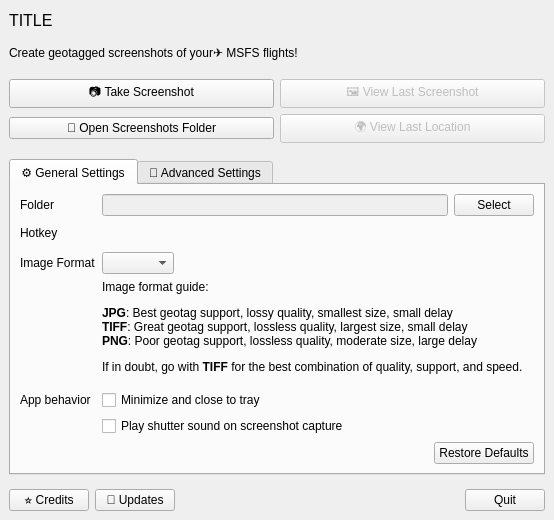
Before: the Qt Designer form qtdesigner/main_window.ui in pyviator/msfs-geoshot, drawn with Qt 5.
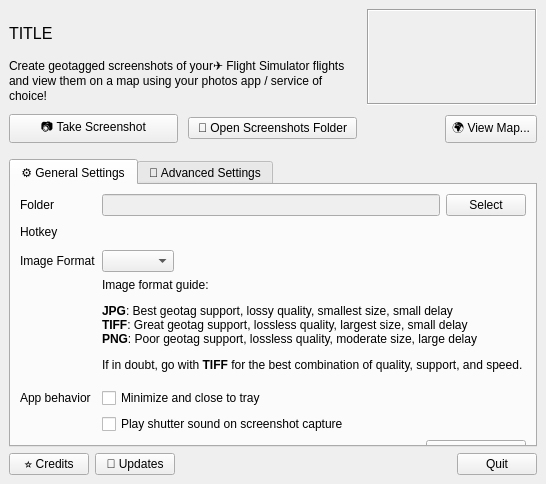
After: the same form once the commit is applied.

Commit message: Tweak main window design, increasing area for thumbnail preview

```diff
--- a/qtdesigner/main_window.ui
+++ b/qtdesigner/main_window.ui
@@ -6,8 +6,8 @@
    <rect>
     <x>0</x>
     <y>0</y>
-    <width>554</width>
-    <height>520</height>
+    <width>546</width>
+    <height>484</height>
    </rect>
   </property>
   <property name="sizePolicy">
@@ -29,8 +29,11 @@
    <layout class="QVBoxLayout" name="verticalLayout_3">
     <item>
      <layout class="QVBoxLayout" name="verticalLayout_4">
+      <property name="spacing">
+       <number>0</number>
+      </property>
       <item>
-       <layout class="QHBoxLayout" name="horizontalLayout_3">
+       <layout class="QHBoxLayout" name="horizontalLayout_3" stretch="10,0,0">
         <item>
          <layout class="QVBoxLayout" name="verticalLayout">
           <item>
@@ -53,22 +56,6 @@
             </property>
            </widget>
           </item>
-          <item>
-           <spacer name="verticalSpacer_4">
-            <property name="orientation">
-             <enum>Qt::Vertical</enum>
-            </property>
-            <property name="sizeType">
-             <enum>QSizePolicy::Fixed</enum>
-            </property>
-            <property name="sizeHint" stdset="0">
-             <size>
-              <width>20</width>
-              <height>5</height>
-             </size>
-            </property>
-           </spacer>
-          </item>
           <item>
            <widget class="QLabel" name="label_5">
             <property name="sizePolicy">
@@ -78,7 +65,10 @@
              </sizepolicy>
             </property>
             <property name="text">
-             <string>Create geotagged screenshots of your✈️ MSFS flights!</string>
+             <string>Create geotagged screenshots of your✈️ Flight Simulator flights and view them on a map using your photos app / service of choice!</string>
+            </property>
+            <property name="wordWrap">
+             <bool>true</bool>
             </property>
            </widget>
           </item>
@@ -92,34 +82,11 @@
             </property>
             <property name="sizeHint" stdset="0">
              <size>
-              <width>20</width>
+              <width>50</width>
               <height>10</height>
              </size>
             </property>
            </spacer>
-          </item>
-         </layout>
-        </item>
-        <item>
-         <widget class="QLabel" name="thumbnail">
-          <property name="minimumSize">
-           <size>
-            <width>102</width>
-            <height>64</height>
-           </size>
-          </property>
-          <property name="maximumSize">
-           <size>
-            <width>64</width>
-            <height>64</height>
-           </size>
-          </property>
-          <property name="text">
-           <string/>
-          </property>
-         </widget>
-        </item>
-       </layout>
       </item>
       <item>
        <layout class="QHBoxLayout" name="horizontalLayout_2">
@@ -131,19 +98,21 @@
          </widget>
         </item>
         <item>
-         <widget class="QPushButton" name="view_last_screenshot">
-          <property name="enabled">
-           <bool>false</bool>
-          </property>
-          <property name="text">
-           <string>🖼️ View Last Screenshot</string>
-          </property>
-         </widget>
-        </item>
-       </layout>
-      </item>
-      <item>
-       <layout class="QHBoxLayout" name="horizontalLayout_4">
+             <spacer name="horizontalSpacer_3">
+              <property name="orientation">
+               <enum>Qt::Horizontal</enum>
+              </property>
+              <property name="sizeType">
+               <enum>QSizePolicy::Fixed</enum>
+              </property>
+              <property name="sizeHint" stdset="0">
+               <size>
+                <width>10</width>
+                <height>20</height>
+               </size>
+              </property>
+             </spacer>
+            </item>
         <item>
          <widget class="QPushButton" name="open_screenshots">
           <property name="text">
@@ -151,15 +120,97 @@
           </property>
          </widget>
         </item>
+           </layout>
+          </item>
+         </layout>
+        </item>
         <item>
-         <widget class="QPushButton" name="view_last_location">
-          <property name="enabled">
-           <bool>false</bool>
+         <spacer name="horizontalSpacer_5">
+          <property name="orientation">
+           <enum>Qt::Horizontal</enum>
           </property>
+          <property name="sizeType">
+           <enum>QSizePolicy::Fixed</enum>
+          </property>
+          <property name="sizeHint" stdset="0">
+           <size>
+            <width>10</width>
+            <height>20</height>
+           </size>
+          </property>
+         </spacer>
+        </item>
+        <item>
+         <layout class="QVBoxLayout" name="thumbnail_layout">
+          <item>
+           <widget class="QLabel" name="thumbnail">
+            <property name="minimumSize">
+             <size>
+              <width>170</width>
+              <height>96</height>
+             </size>
+            </property>
+            <property name="maximumSize">
+             <size>
+              <width>16777215</width>
+              <height>96</height>
+             </size>
+            </property>
+            <property name="frameShape">
+             <enum>QFrame::Box</enum>
+            </property>
+            <property name="frameShadow">
+             <enum>QFrame::Sunken</enum>
+            </property>
           <property name="text">
-           <string>🌍 View Last Location</string>
-          </property>
-         </widget>
+             <string/>
+            </property>
+            <property name="alignment">
+             <set>Qt::AlignRight|Qt::AlignTrailing|Qt::AlignVCenter</set>
+            </property>
+           </widget>
+          </item>
+          <item>
+           <spacer name="verticalSpacer_10">
+            <property name="orientation">
+             <enum>Qt::Vertical</enum>
+            </property>
+            <property name="sizeType">
+             <enum>QSizePolicy::Fixed</enum>
+            </property>
+            <property name="sizeHint" stdset="0">
+             <size>
+              <width>20</width>
+              <height>10</height>
+             </size>
+            </property>
+           </spacer>
+          </item>
+          <item>
+           <layout class="QHBoxLayout" name="horizontalLayout_4">
+            <item>
+             <spacer name="horizontalSpacer_4">
+              <property name="orientation">
+               <enum>Qt::Horizontal</enum>
+              </property>
+              <property name="sizeHint" stdset="0">
+               <size>
+                <width>40</width>
+                <height>20</height>
+               </size>
+              </property>
+             </spacer>
+            </item>
+            <item>
+             <widget class="QToolButton" name="view_last_location">
+              <property name="text">
+               <string>🌍 View Map...</string>
+              </property>
+             </widget>
+            </item>
+           </layout>
+          </item>
+         </layout>
         </item>
        </layout>
       </item>
```
Lines whose indentation alone changed are shown as unchanged. The commit also changes 2 other files.
